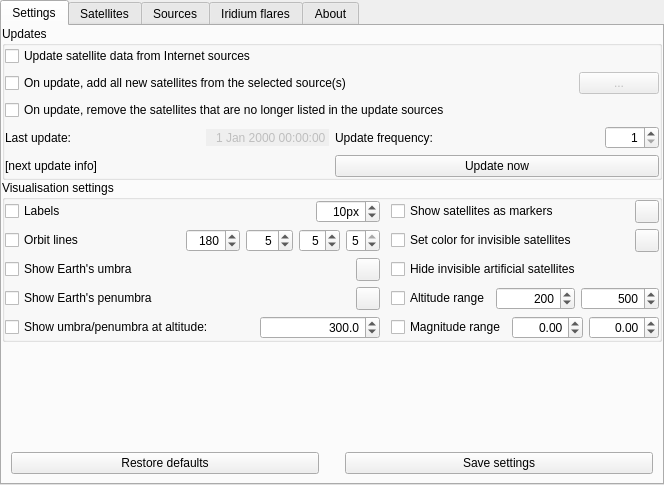
First picture: the form in plugins/Satellites/src/gui/satellitesDialog.ui, repository Stellarium/stellarium, before the edit.
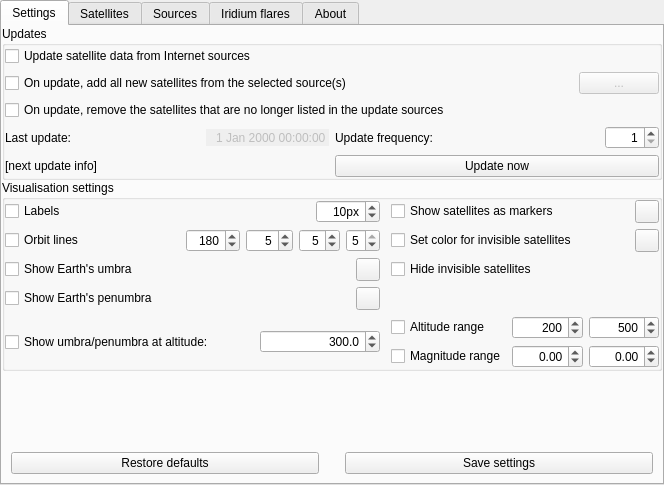
Second picture: the form after the edit. Icons and pictures are not drawn. Custom widgets are drawn as their Qt base class.

Commit message: Satellites plugin: Justify GUI elements

Diff of the .ui file:
```diff
--- a/plugins/Satellites/src/gui/satellitesDialog.ui
+++ b/plugins/Satellites/src/gui/satellitesDialog.ui
@@ -266,20 +266,17 @@
           <property name="bottomMargin">
            <number>0</number>
           </property>
-          <item row="4" column="0">
-           <layout class="QHBoxLayout" name="horizontalLayout_14">
+          <item row="2" column="0">
+           <layout class="QHBoxLayout" name="horizontalLayout_9">
             <item>
-             <widget class="QCheckBox" name="umbraAtAltitude">
-              <property name="toolTip">
-               <string>Distance to the center of umbra from Earth's surface (height of imagined satellite)</string>
-              </property>
+             <widget class="QCheckBox" name="umbraCheckBox">
               <property name="text">
-               <string>Show umbra/penumbra at altitude:</string>
+               <string>Show Earth's umbra</string>
               </property>
              </widget>
             </item>
             <item>
-             <spacer name="horizontalSpacer_9">
+             <spacer name="horizontalSpacer_3">
               <property name="orientation">
                <enum>Qt::Horizontal</enum>
               </property>
@@ -292,27 +289,9 @@
              </spacer>
             </item>
             <item>
-             <widget class="QDoubleSpinBox" name="umbraAltitude">
-              <property name="minimumSize">
-               <size>
-                <width>120</width>
-                <height>0</height>
-               </size>
-              </property>
-              <property name="alignment">
-               <set>Qt::AlignRight|Qt::AlignTrailing|Qt::AlignVCenter</set>
-              </property>
-              <property name="decimals">
-               <number>1</number>
-              </property>
-              <property name="minimum">
-               <double>50.000000000000000</double>
-              </property>
-              <property name="maximum">
-               <double>400000.000000000000000</double>
-              </property>
-              <property name="value">
-               <double>300.000000000000000</double>
+             <widget class="ColorButton" name="umbraColor">
+              <property name="toolTip">
+               <string>The color of Earth's umbra circle</string>
               </property>
              </widget>
             </item>
@@ -412,17 +391,20 @@
             </item>
            </layout>
           </item>
-          <item row="3" column="0">
-           <layout class="QHBoxLayout" name="horizontalLayout_17">
+          <item row="1" column="2">
+           <layout class="QHBoxLayout" name="horizontalLayout_18">
             <item>
-             <widget class="QCheckBox" name="penumbraCheckBox">
+             <widget class="QCheckBox" name="coloredInvisibleSatellites">
+              <property name="toolTip">
+               <string>Use special color for all invisible satellites</string>
+              </property>
               <property name="text">
-               <string>Show Earth's penumbra</string>
+               <string>Set color for invisible satellites</string>
               </property>
              </widget>
             </item>
             <item>
-             <spacer name="horizontalSpacer_14">
+             <spacer name="horizontalSpacer_5">
               <property name="orientation">
                <enum>Qt::Horizontal</enum>
               </property>
@@ -435,9 +417,12 @@
              </spacer>
             </item>
             <item>
-             <widget class="ColorButton" name="penumbraColor">
+             <widget class="ColorButton" name="invisibleColorButton">
               <property name="toolTip">
-               <string>The color of Earth's penumbra circle</string>
+               <string>Color of markers, labels and orbits for invisible satellites</string>
+              </property>
+              <property name="text">
+               <string/>
               </property>
              </widget>
             </item>
@@ -495,6 +480,13 @@
             </item>
            </layout>
           </item>
+          <item row="2" column="2">
+           <widget class="QCheckBox" name="hideInvisibleSatellites">
+            <property name="text">
+             <string>Hide invisible satellites</string>
+            </property>
+           </widget>
+          </item>
           <item row="0" column="2">
            <layout class="QHBoxLayout" name="horizontalLayout_15">
             <item>
@@ -529,130 +521,6 @@
             </item>
            </layout>
           </item>
-          <item row="1" column="2">
-           <layout class="QHBoxLayout" name="horizontalLayout_18">
-            <item>
-             <widget class="QCheckBox" name="coloredInvisibleSatellites">
-              <property name="toolTip">
-               <string>Use special color for all invisible satellites</string>
-              </property>
-              <property name="text">
-               <string>Set color for invisible satellites</string>
-              </property>
-             </widget>
-            </item>
-            <item>
-             <spacer name="horizontalSpacer_5">
-              <property name="orientation">
-               <enum>Qt::Horizontal</enum>
-              </property>
-              <property name="sizeHint" stdset="0">
-               <size>
-                <width>40</width>
-                <height>20</height>
-               </size>
-              </property>
-             </spacer>
-            </item>
-            <item>
-             <widget class="ColorButton" name="invisibleColorButton">
-              <property name="toolTip">
-               <string>Color of markers, labels and orbits for invisible satellites</string>
-              </property>
-              <property name="text">
-               <string/>
-              </property>
-             </widget>
-            </item>
-           </layout>
-          </item>
-          <item row="3" column="2">
-           <layout class="QHBoxLayout" name="horizontalLayout_21">
-            <item>
-             <widget class="QCheckBox" name="altitudeCheckBox">
-              <property name="text">
-               <string>Altitude range</string>
-              </property>
-             </widget>
-            </item>
-            <item>
-             <widget class="QDoubleSpinBox" name="minAltitude">
-              <property name="alignment">
-               <set>Qt::AlignRight|Qt::AlignTrailing|Qt::AlignVCenter</set>
-              </property>
-              <property name="decimals">
-               <number>0</number>
-              </property>
-              <property name="minimum">
-               <double>1.000000000000000</double>
-              </property>
-              <property name="maximum">
-               <double>1000000.000000000000000</double>
-              </property>
-              <property name="value">
-               <double>200.000000000000000</double>
-              </property>
-             </widget>
-            </item>
-            <item>
-             <widget class="QDoubleSpinBox" name="maxAltitude">
-              <property name="alignment">
-               <set>Qt::AlignRight|Qt::AlignTrailing|Qt::AlignVCenter</set>
-              </property>
-              <property name="decimals">
-               <number>0</number>
-              </property>
-              <property name="minimum">
-               <double>1.000000000000000</double>
-              </property>
-              <property name="maximum">
-               <double>1000000.000000000000000</double>
-              </property>
-              <property name="value">
-               <double>500.000000000000000</double>
-              </property>
-             </widget>
-            </item>
-           </layout>
-          </item>
-          <item row="2" column="0">
-           <layout class="QHBoxLayout" name="horizontalLayout_9">
-            <item>
-             <widget class="QCheckBox" name="umbraCheckBox">
-              <property name="text">
-               <string>Show Earth's umbra</string>
-              </property>
-             </widget>
-            </item>
-            <item>
-             <spacer name="horizontalSpacer_3">
-              <property name="orientation">
-               <enum>Qt::Horizontal</enum>
-              </property>
-              <property name="sizeHint" stdset="0">
-               <size>
-                <width>40</width>
-                <height>20</height>
-               </size>
-              </property>
-             </spacer>
-            </item>
-            <item>
-             <widget class="ColorButton" name="umbraColor">
-              <property name="toolTip">
-               <string>The color of Earth's umbra circle</string>
-              </property>
-             </widget>
-            </item>
-           </layout>
-          </item>
-          <item row="2" column="2">
-           <widget class="QCheckBox" name="hideInvisibleSatellites">
-            <property name="text">
-             <string>Hide invisible artificial satellites</string>
-            </property>
-           </widget>
-          </item>
           <item row="0" column="1">
            <spacer name="horizontalSpacer_12">
             <property name="orientation">
@@ -669,17 +537,151 @@
             </property>
            </spacer>
           </item>
-          <item row="4" column="2">
-           <layout class="QHBoxLayout" name="horizontalLayout_20">
+          <item row="5" column="0">
+           <layout class="QHBoxLayout" name="horizontalLayout_14">
             <item>
+             <widget class="QCheckBox" name="umbraAtAltitude">
+              <property name="toolTip">
+               <string>Distance to the center of umbra from Earth's surface (height of imagined satellite)</string>
+              </property>
+              <property name="text">
+               <string>Show umbra/penumbra at altitude:</string>
+              </property>
+             </widget>
+            </item>
+            <item>
+             <spacer name="horizontalSpacer_9">
+              <property name="orientation">
+               <enum>Qt::Horizontal</enum>
+              </property>
+              <property name="sizeHint" stdset="0">
+               <size>
+                <width>40</width>
+                <height>20</height>
+               </size>
+              </property>
+             </spacer>
+            </item>
+            <item>
+             <widget class="QDoubleSpinBox" name="umbraAltitude">
+              <property name="minimumSize">
+               <size>
+                <width>120</width>
+                <height>0</height>
+               </size>
+              </property>
+              <property name="alignment">
+               <set>Qt::AlignRight|Qt::AlignTrailing|Qt::AlignVCenter</set>
+              </property>
+              <property name="decimals">
+               <number>1</number>
+              </property>
+              <property name="minimum">
+               <double>50.000000000000000</double>
+              </property>
+              <property name="maximum">
+               <double>400000.000000000000000</double>
+              </property>
+              <property name="value">
+               <double>300.000000000000000</double>
+              </property>
+             </widget>
+            </item>
+           </layout>
+          </item>
+          <item row="3" column="0">
+           <layout class="QHBoxLayout" name="horizontalLayout_17">
+            <property name="spacing">
+             <number>6</number>
+            </property>
+            <item>
+             <widget class="QCheckBox" name="penumbraCheckBox">
+              <property name="text">
+               <string>Show Earth's penumbra</string>
+              </property>
+             </widget>
+            </item>
+            <item>
+             <spacer name="horizontalSpacer_14">
+              <property name="orientation">
+               <enum>Qt::Horizontal</enum>
+              </property>
+              <property name="sizeHint" stdset="0">
+               <size>
+                <width>40</width>
+                <height>20</height>
+               </size>
+              </property>
+             </spacer>
+            </item>
+            <item>
+             <widget class="ColorButton" name="penumbraColor">
+              <property name="toolTip">
+               <string>The color of Earth's penumbra circle</string>
+              </property>
+             </widget>
+            </item>
+           </layout>
+          </item>
+          <item row="5" column="2">
+           <layout class="QGridLayout" name="gridLayout_2">
+            <property name="verticalSpacing">
+             <number>6</number>
+            </property>
+            <item row="0" column="1">
+             <widget class="QDoubleSpinBox" name="minAltitude">
+              <property name="alignment">
+               <set>Qt::AlignRight|Qt::AlignTrailing|Qt::AlignVCenter</set>
+              </property>
+              <property name="decimals">
+               <number>0</number>
+              </property>
+              <property name="minimum">
+               <double>1.000000000000000</double>
+              </property>
+              <property name="maximum">
+               <double>1000000.000000000000000</double>
+              </property>
+              <property name="value">
+               <double>200.000000000000000</double>
+              </property>
+             </widget>
+            </item>
+            <item row="0" column="2">
+             <widget class="QDoubleSpinBox" name="maxAltitude">
+              <property name="alignment">
+               <set>Qt::AlignRight|Qt::AlignTrailing|Qt::AlignVCenter</set>
+              </property>
+              <property name="decimals">
+               <number>0</number>
+              </property>
+              <property name="minimum">
+               <double>1.000000000000000</double>
+              </property>
+              <property name="maximum">
+               <double>1000000.000000000000000</double>
+              </property>
+              <property name="value">
+               <double>500.000000000000000</double>
+              </property>
+             </widget>
+            </item>
+            <item row="1" column="0">
              <widget class="QCheckBox" name="magnitudeCheckBox">
               <property name="text">
                <string>Magnitude range</string>
               </property>
              </widget>
             </item>
-            <item>
-             <widget class="QDoubleSpinBox" name="maxMagnitude">
+            <item row="0" column="0">
+             <widget class="QCheckBox" name="altitudeCheckBox">
+              <property name="text">
+               <string>Altitude range</string>
+              </property>
+             </widget>
+            </item>
+            <item row="1" column="2">
+             <widget class="QDoubleSpinBox" name="minMagnitude">
               <property name="alignment">
                <set>Qt::AlignRight|Qt::AlignTrailing|Qt::AlignVCenter</set>
               </property>
@@ -691,8 +693,8 @@
               </property>
              </widget>
             </item>
-            <item>
-             <widget class="QDoubleSpinBox" name="minMagnitude">
+            <item row="1" column="1">
+             <widget class="QDoubleSpinBox" name="maxMagnitude">
               <property name="alignment">
                <set>Qt::AlignRight|Qt::AlignTrailing|Qt::AlignVCenter</set>
               </property>
```
